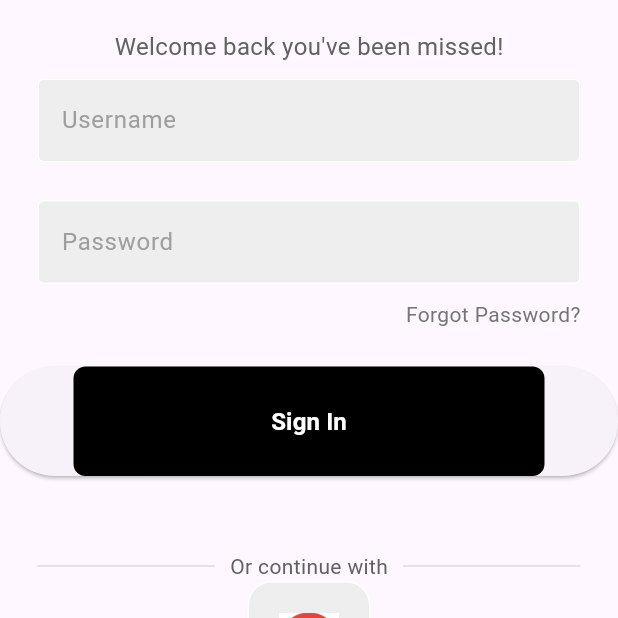
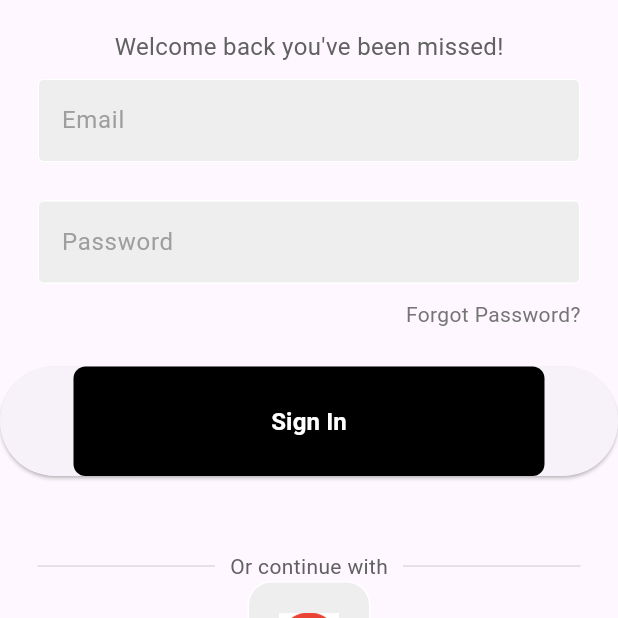
Before and after one commit to KurirRempeyek/YourAnimeList, a Flutter app: the screen it shows after launch, on a phone screen of 412 x 824 dp, the part 349-967 px from its top. Run offline on Flutter 3.47's test engine with Material 3 defaults, Android fonts, the phone set to English and light mode, and no system bars; our stand-ins replace carousel_slider, flutter_bloc, flutter_rating_bar, flutter_secure_storage, flutter_slidable, google_fonts and 3 more; accounts and stored records are empty.

```diff
--- a/lib/components/my_textfield.dart
+++ b/lib/components/my_textfield.dart
@@ -1,13 +1,13 @@
 import 'package:flutter/material.dart';
 
 class MyTextField extends StatelessWidget {
-  final controller;
+  final dynamic controller;
   final String hintText;
   final bool obscureText;
 
   const MyTextField({
     super.key,
-    required this.controller,
+    this.controller,
     required this.hintText,
     required this.obscureText,
   });
@@ -17,8 +17,8 @@ class MyTextField extends StatelessWidget {
     return Padding(
       padding: const EdgeInsets.symmetric(horizontal: 25.0),
       child: TextField(
+        obscureText: obscureText,
         controller: controller,
-        obscureText: obscureText,
         decoration: InputDecoration(
           enabledBorder: const OutlineInputBorder(
             borderSide: BorderSide(color: Colors.white),
--- /dev/null
+++ b/lib/cubit/auth/auth_cubit.dart
@@ -0,0 +1,16 @@
+import 'package:flutter_bloc/flutter_bloc.dart';
+import 'package:meta/meta.dart';
+
+part 'auth_state.dart';
+
+class AuthCubit extends Cubit<AuthState> {
+  AuthCubit() : super(const AuthInitialState());
+
+  void login(String accessToken) {
+    emit(AuthState(isLoggedIn: true, accessToken: accessToken));
+  }
+
+  void logout() {
+    emit(const AuthState(isLoggedIn: false, accessToken: ""));
+  }
+}
--- /dev/null
+++ b/lib/cubit/auth/auth_state.dart
@@ -0,0 +1,12 @@
+part of 'auth_cubit.dart';
+
+@immutable
+class AuthState {
+  final bool isLoggedIn;
+  final String? accessToken;
+  const AuthState({required this.isLoggedIn, this.accessToken});
+}
+
+final class AuthInitialState extends AuthState {
+  const AuthInitialState() : super(isLoggedIn: true, accessToken: "");
+}
--- /dev/null
+++ b/lib/dto/login.dart
@@ -0,0 +1,19 @@
+class Login {
+  final String accessToken;
+  final String tokenType;
+  final int expiresIn;
+
+  Login({
+    required this.accessToken,
+    required this.tokenType,
+    required this.expiresIn,
+  });
+
+  factory Login.fromJson(Map<String, dynamic> json) {
+    return Login(
+      accessToken: json['access_token'] as String,
+      tokenType: json['token_type'] as String,
+      expiresIn: json['expires_in'] as int,
+    );
+  }
+}
--- a/lib/endpoints/endpoints.dart
+++ b/lib/endpoints/endpoints.dart
@@ -11,4 +11,6 @@ class Endpoints {
   static const String issue = "$baseURLLive/api/customer-service/$nim";
   static const String balance = "$baseURLLive/api/balance/$nim";
   static const String spending = "$baseURLLive/api/spending/$nim";
+  static const String login = "$baseURLLive/api/auth/login";
+  static const String logout = "$baseURLLive/api/auth/logout";
 }
--- a/lib/login_page.dart
+++ b/lib/login_page.dart
@@ -1,20 +1,49 @@
-import 'package:flutter/cupertino.dart';
+import 'dart:convert';
+
 import 'package:flutter/material.dart';
 import 'package:flutter/widgets.dart';
-import 'package:prototyping/components/my_button.dart';
+import 'package:flutter_bloc/flutter_bloc.dart'; // Added for Bloc usage
 import 'package:prototyping/components/my_textfield.dart';
 import 'package:prototyping/components/square_tile.dart';
-import 'package:prototyping/homepage.dart';
+import 'package:prototyping/cubit/auth/auth_cubit.dart';
+import 'package:prototyping/dto/login.dart';
+import 'package:prototyping/services/data_services.dart';
+import 'package:prototyping/utils/constants.dart';
+import 'package:prototyping/utils/secure_storage_util.dart';
 
-class LoginPage extends StatelessWidget {
-  LoginPage({super.key});
+class LoginPage extends StatefulWidget {
+  const LoginPage({Key? key}) : super(key: key);
 
-  //text editing controller
-  final usernameController = TextEditingController();
-  final passwordController = TextEditingController();
+  @override
+  State<LoginPage> createState() => _LoginPageState();
+}
 
-  //sign user in method
-  void signUserIn() {}
+class _LoginPageState extends State<LoginPage> {
+  final _emailController = TextEditingController();
+  final _passwordController = TextEditingController();
+  final _formKey = GlobalKey<FormState>(); // Added _formKey
+
+  void sendLogin(BuildContext context) async {
+    final email = _emailController.text;
+    final password = _passwordController.text;
+
+    final response = await DataService.sendLoginData(email, password);
+    if (response.statusCode == 200) {
+      debugPrint("sending success");
+      final data = jsonDecode(response.body);
+      final loggedIn = Login.fromJson(data);
+      await SecureStorageUtil.storage
+          .write(key: tokenStoreName, value: loggedIn.accessToken);
+
+      // Use BlocProvider to get access to AuthCubit
+      final authCubit = BlocProvider.of<AuthCubit>(context);
+      authCubit.login(loggedIn.accessToken);
+      Navigator.pushReplacementNamed(context, "/home-page");
+      debugPrint(loggedIn.accessToken);
+    } else {
+      debugPrint("failed");
+    }
+  }
 
   @override
   Widget build(BuildContext context) {
@@ -35,18 +64,25 @@ class LoginPage extends StatelessWidget {
                 style: TextStyle(color: Colors.grey[700], fontSize: 16),
               ),
               const SizedBox(height: 10),
-              //username textfield
+              Form(
+                // Wrap form around text fields
+                key: _formKey,
+                child: Column(
+                  crossAxisAlignment: CrossAxisAlignment.stretch,
+                  children: [
                     MyTextField(
-                controller: usernameController,
-                hintText: 'Username',
+                      controller: _emailController,
+                      hintText: 'Email',
                       obscureText: false,
                     ),
                     const SizedBox(height: 25),
-              //password textfield
                     MyTextField(
-                controller: passwordController,
+                      controller: _passwordController,
                       hintText: 'Password',
                       obscureText: true,
+                    ),
+                  ],
+                ),
               ),
               const SizedBox(height: 10),
               Padding(
@@ -62,9 +98,29 @@ class LoginPage extends StatelessWidget {
                 ),
               ),
               const SizedBox(height: 25),
-              //sign in
-              MyButton(
-                onTap: () => const HomePage(),
+              ElevatedButton(
+                onPressed: () {
+                  if (_formKey.currentState!.validate()) {
+                    sendLogin(context);
+                  }
+                },
+                child: Container(
+                  padding: const EdgeInsets.all(25),
+                  margin: const EdgeInsets.symmetric(horizontal: 25),
+                  decoration: BoxDecoration(
+                      color: Colors.black,
+                      borderRadius: BorderRadius.circular(8)),
+                  child: const Center(
+                    child: Text(
+                      'Sign In',
+                      style: TextStyle(
+                        color: Colors.white,
+                        fontWeight: FontWeight.bold,
+                        fontSize: 16,
+                      ),
+                    ),
+                  ),
+                ),
               ),
               const SizedBox(height: 50),
               Padding(
--- a/lib/main.dart
+++ b/lib/main.dart
@@ -1,6 +1,8 @@
 import 'package:flutter/material.dart';
 import 'package:flutter_bloc/flutter_bloc.dart';
 import 'package:google_nav_bar/google_nav_bar.dart';
+import 'package:prototyping/components/auth_wrapper.dart';
+import 'package:prototyping/cubit/auth/auth_cubit.dart';
 import 'package:prototyping/login_page.dart';
 import 'package:prototyping/screens/anime_screen.dart';
 import 'package:prototyping/animedesc.dart/hanakokun.dart';
@@ -21,6 +23,9 @@ import 'package:prototyping/screens/news_screen.dart';
 import 'package:prototyping/animedesc.dart/aikatsu.dart';
 import 'package:prototyping/screens/spending_screen.dart';
 import 'package:prototyping/screens/welcome_screen.dart';
+import 'package:prototyping/services/data_services.dart';
+import 'package:prototyping/utils/constants.dart';
+import 'package:prototyping/utils/secure_storage_util.dart';
 
 void main() {
   runApp(const MyApp());
@@ -35,6 +40,7 @@ class MyApp extends StatelessWidget {
       providers: [
         BlocProvider<CounterCubit>(create: (context) => CounterCubit()),
         BlocProvider<BalanceCubit>(create: (context) => BalanceCubit()),
+        BlocProvider<AuthCubit>(create: (context) => AuthCubit()),
       ],
       child: MaterialApp(
         debugShowCheckedModeBanner: false,
@@ -44,7 +50,9 @@ class MyApp extends StatelessWidget {
         ),
         home: LoginPage(),
         routes: {
-          '/home-page': (context) => const MyHomePage(title: 'Home Page'),
+          '/home-page': (context) =>
+              const AuthWrapper(child: MyHomePage(title: 'Home Page')),
+          '/login-page': (context) => const LoginPage(),
           '/aikatsu': (context) => const Aikatsu(),
           '/hanakokun': (context) => const HanakoKun(),
           '/hataraku': (context) => const HatarakuSaibou(),
@@ -56,8 +64,10 @@ class MyApp extends StatelessWidget {
           '/customerservice-screen': (context) => const IssueListScreen(),
           '/counter-screen': (context) => const CounterScreen(),
           '/welcome-screen': (context) => const WelcomeScreen(),
-          '/balance-screen': (context) => const BalanceScreen(),
-          '/spending-screen': (context) => const SpendingScreen(),
+          '/balance-screen': (context) =>
+              const AuthWrapper(child: BalanceScreen()),
+          '/spending-screen': (context) =>
+              const AuthWrapper(child: SpendingScreen()),
         },
       ),
     );
@@ -87,6 +97,7 @@ class _MyHomePageState extends State<MyHomePage> {
     const WelcomeScreen(),
     const BalanceScreen(),
     const SpendingScreen(),
+    const LoginPage(),
   ];
 
   final List<String> _appBarTitles = const [
@@ -100,6 +111,7 @@ class _MyHomePageState extends State<MyHomePage> {
     'Welcome Screen',
     'Balance',
     'Spending',
+    'Login',
   ]; // List of titles corresponding to each screen
 
   void _onItemTapped(int index) {
@@ -113,6 +125,15 @@ class _MyHomePageState extends State<MyHomePage> {
       Navigator.pop(context); // Close the drawer first
     }
     Navigator.pushNamed(context, routeName);
+  }
+
+  Future<void> doLogout(context) async {
+    debugPrint("need logout");
+    final response = await DataService.logoutData();
+    if (response.statusCode == 200) {
+      await SecureStorageUtil.storage.delete(key: tokenStoreName);
+      Navigator.pushReplacementNamed(context, "/login-page");
+    }
   }
 
   @override
@@ -234,6 +255,12 @@ class _MyHomePageState extends State<MyHomePage> {
                 Navigator.pop(context);
               },
             ),
+            ListTile(
+              title: const Text('Logout'),
+              onTap: () {
+                doLogout(context);
+              },
+            ),
           ],
         ),
       ),
--- a/lib/utils/constants.dart
+++ b/lib/utils/constants.dart
@@ -6,3 +6,4 @@ const primaryColor = Color(0xFF48c9e2);
 
 final formatter = NumberFormat.currency(locale: 'id_ID', symbol: 'Rp ');
 final DateFormat formatDate = DateFormat('yyyy-MM-dd H:mm');
+const tokenStoreName = "access_token";
--- /dev/null
+++ b/lib/utils/secure_storage_util.dart
@@ -0,0 +1,9 @@
+import 'package:flutter_secure_storage/flutter_secure_storage.dart';
+
+const androidOptions = AndroidOptions(
+  encryptedSharedPreferences: true,
+);
+
+class SecureStorageUtil {
+  static const storage = FlutterSecureStorage(aOptions: androidOptions);
+}
--- a/pubspec.yaml
+++ b/pubspec.yaml
@@ -52,6 +52,7 @@ dependencies:
   bloc: ^8.1.4
   intl: ^0.19.0
   firebase_auth: ^4.19.6
+  flutter_secure_storage: ^9.2.2
 
 
 dev_dependencies:
```
Also changed, not shown: lib/components/auth_wrapper.dart (added, +47 -0 lines), lib/services/data_services.dart (+35 -0 lines), pubspec.lock, 6 other files. Lines whose indentation alone changed are shown as unchanged.
